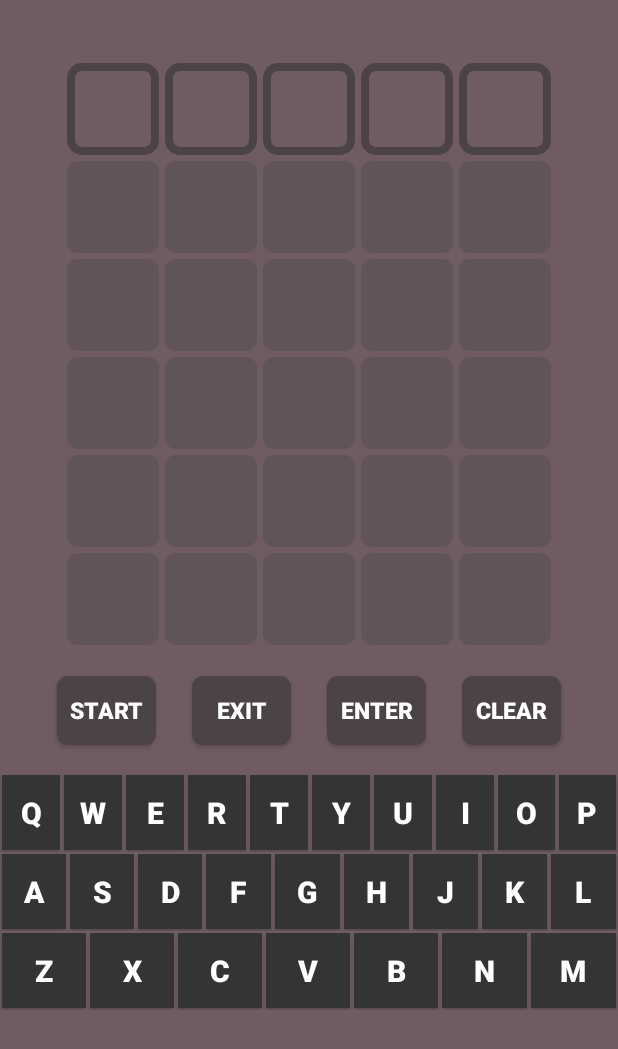
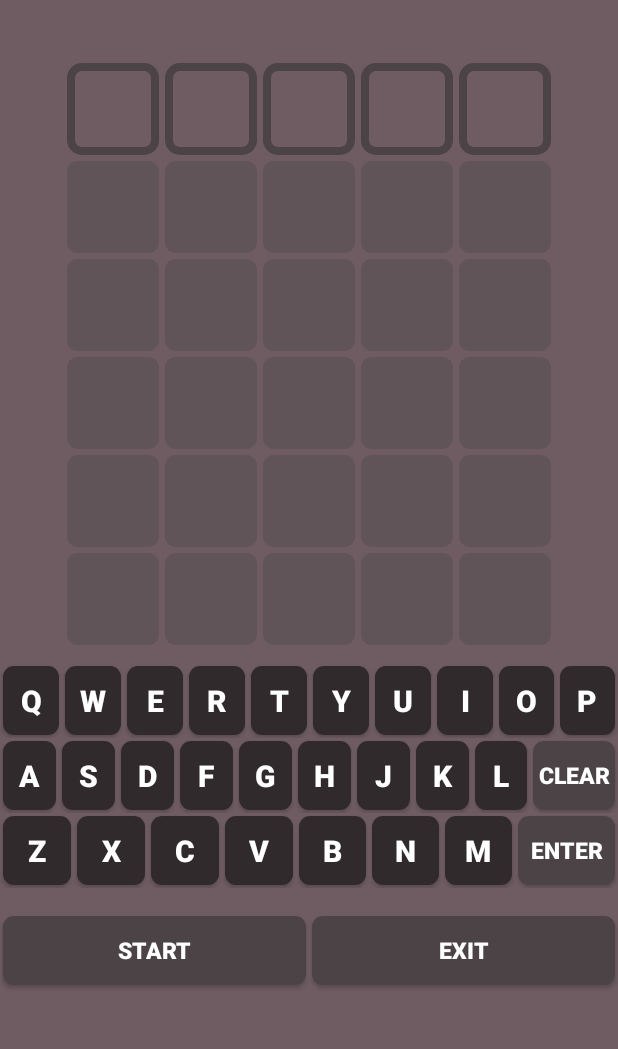
Before and after one commit to LucianoAuer/Termo, an Android app: the screen it shows after launch (MainActivity), on a phone screen of 412 x 824 dp. Shown: the top 1049 px of the screen. Run offline under Robolectric (Android 15) with nearby library versions, the phone set to English and light mode, and no system bars.

Commit message:
Teclado colorido || Posição dos botões || Reposicionando Clear e Enter || Keyboard Icon

```diff
--- a/app/src/main/java/br/ufpr/delt/termo/MainActivity.java
+++ b/app/src/main/java/br/ufpr/delt/termo/MainActivity.java
@@ -211,10 +211,11 @@ public class MainActivity extends AppCompatActivity {
                     int editViewId = getResources().getIdentifier("tvLetter" + (enterClick) + (i + 1), "id", getPackageName());
                     TextView editView = findViewById(editViewId);
 
+                    String idButton = letters[i];
+                    int resID = getResources().getIdentifier(idButton, "id", getPackageName());
+
                     if (letterTryWord == letterWordSecret && i == j)
                     {
-                        Button buttonSet = findViewById(R.id.Q);
-
                         System.out.println("GREEN " + letterTryWord);
                         if (!letterMatched[i])
                         {
@@ -222,8 +223,9 @@ public class MainActivity extends AppCompatActivity {
                             editView.setBackgroundResource(R.drawable.green_icon);
                             editView.setTextAppearance(R.style.TextView_Style);
 
-                            buttonSet.setBackgroundResource(R.drawable.green_icon);
-                            buttonSet.setTextAppearance(R.style.TextView_Style);
+                            Button button = findViewById(resID);
+                            button.setBackgroundResource(R.drawable.green_icon);
+                            button.setTextAppearance(R.style.TextView_Style);
 
                             letterMatched[i] = true;
                             break;
@@ -235,6 +237,9 @@ public class MainActivity extends AppCompatActivity {
                         editView.setBackgroundResource(R.drawable.yellow_icon);
                         editView.setTextAppearance(R.style.TextView_Style);
 
+                        Button button = findViewById(resID);
+                        button.setBackgroundResource(R.drawable.yellow_icon);
+                        button.setTextAppearance(R.style.TextView_Style);
 
                         letterMatched[i] = true;
                         break;
@@ -245,6 +250,11 @@ public class MainActivity extends AppCompatActivity {
                         editView.setBackgroundColor(Color.rgb(49, 42, 44));
                         editView.setBackgroundResource(R.drawable.gray_icon);
                         editView.setTextAppearance(R.style.TextView_Style);
+
+                        Button button = findViewById(resID);
+                        button.setBackgroundResource(R.drawable.gray_icon);
+                        button.setTextAppearance(R.style.TextView_Style);
+                        button.setEnabled(false);
                     }
                 }
             }
--- /dev/null
+++ b/app/src/main/res/drawable/keyboard_icons.xml
@@ -0,0 +1,8 @@
+<layer-list xmlns:android="http://schemas.android.com/apk/res/android">
+    <item android:top="2dp" android:right="2dp" android:left="2dp" android:bottom="2dp">
+        <shape android:shape="rectangle">
+            <solid android:color="#312A2C " /> <!-- Cor de fundo -->
+            <corners android:radius="7dp" /> <!-- Raio dos cantos -->
+        </shape>
+    </item>
+</layer-list>
--- a/app/src/main/res/layout/activity_main.xml
+++ b/app/src/main/res/layout/activity_main.xml
@@ -255,47 +255,155 @@
 
     </LinearLayout>
 
-    <!--BOTÕES-->
+    <!--TECLADO 1-->
     <LinearLayout
-        android:id="@+id/linearLayout"
         android:layout_width="match_parent"
-        android:layout_height="63dp"
+        android:layout_height="wrap_content"
+        android:orientation="horizontal"
         android:gravity="center"
         android:layout_marginTop="10dp">
 
         <androidx.appcompat.widget.AppCompatButton
-            android:id="@+id/bSortear"
-            style="@style/Operations_Button"
-            android:layout_width="70dp"
-            android:layout_height="50dp"
-            android:layout_marginTop="2dp"
-            android:background="@drawable/buttons_icon"
-            android:onClick="onClickSortear"
-            android:text="Start"
-            app:layout_constraintEnd_toEndOf="@id/bSortear"
-            app:layout_constraintHorizontal_bias="0.0" />
+            android:id="@+id/Q"
+            style="@style/Keyboard_Button"
+            android:background="@drawable/keyboard_icons"
+            android:onClick="onClickLetter"
+            android:text="Q" />
 
         <androidx.appcompat.widget.AppCompatButton
-            android:id="@+id/bExit"
-            style="@style/Operations_Button"
-            android:layout_width="70dp"
-            android:layout_height="50dp"
-            android:layout_marginTop="2dp"
-            android:background="@drawable/buttons_icon"
-            android:onClick="onClickExit"
-            android:text="Exit" />
+            android:id="@+id/W"
+            style="@style/Keyboard_Button"
+            android:background="@drawable/keyboard_icons"
+            android:onClick="onClickLetter"
+            android:text="W" />
 
         <androidx.appcompat.widget.AppCompatButton
-            android:id="@+id/bEnter"
-            style="@style/Operations_Button"
-            android:layout_width="70dp"
-            android:layout_height="50dp"
-            android:layout_marginTop="2dp"
-            android:background="@drawable/buttons_icon"
-            android:onClick="onClickEnter"
-            android:text="Enter"
-            app:layout_constraintEnd_toStartOf="@+id/bExit"
-            app:layout_constraintHorizontal_bias="0.462" />
+            android:id="@+id/E"
+            style="@style/Keyboard_Button"
+            android:background="@drawable/keyboard_icons"
+            android:onClick="onClickLetter"
+            android:text="E" />
+
+        <androidx.appcompat.widget.AppCompatButton
+            android:id="@+id/R"
+            style="@style/Keyboard_Button"
+            android:background="@drawable/keyboard_icons"
+            android:onClick="onClickLetter"
+            android:text="R" />
+
+        <androidx.appcompat.widget.AppCompatButton
+            android:id="@+id/T"
+            style="@style/Keyboard_Button"
+            android:background="@drawable/keyboard_icons"
+            android:onClick="onClickLetter"
+            android:text="T" />
+
+        <androidx.appcompat.widget.AppCompatButton
+            android:id="@+id/Y"
+            style="@style/Keyboard_Button"
+            android:background="@drawable/keyboard_icons"
+            android:onClick="onClickLetter"
+            android:text="Y" />
+
+        <androidx.appcompat.widget.AppCompatButton
+            android:id="@+id/U"
+            style="@style/Keyboard_Button"
+            android:background="@drawable/keyboard_icons"
+            android:onClick="onClickLetter"
+            android:text="U" />
+
+        <androidx.appcompat.widget.AppCompatButton
+            android:id="@+id/I"
+            style="@style/Keyboard_Button"
+            android:background="@drawable/keyboard_icons"
+            android:onClick="onClickLetter"
+            android:text="I" />
+
+        <androidx.appcompat.widget.AppCompatButton
+            android:id="@+id/O"
+            style="@style/Keyboard_Button"
+            android:background="@drawable/keyboard_icons"
+            android:onClick="onClickLetter"
+            android:text="O" />
+
+        <androidx.appcompat.widget.AppCompatButton
+            android:id="@+id/P"
+            style="@style/Keyboard_Button"
+            android:background="@drawable/keyboard_icons"
+            android:onClick="onClickLetter"
+            android:text="P" />
+
+    </LinearLayout>
+
+    <!--TECLADO 2-->
+    <LinearLayout
+        android:layout_width="match_parent"
+        android:layout_height="wrap_content"
+        android:orientation="horizontal"
+        android:gravity="center">
+
+        <androidx.appcompat.widget.AppCompatButton
+            android:id="@+id/A"
+            style="@style/Keyboard_Button"
+            android:background="@drawable/keyboard_icons"
+            android:text="A"
+            android:onClick="onClickLetter"/>
+
+        <androidx.appcompat.widget.AppCompatButton
+            android:id="@+id/S"
+            style="@style/Keyboard_Button"
+            android:background="@drawable/keyboard_icons"
+            android:text="S"
+            android:onClick="onClickLetter"/>
+
+        <androidx.appcompat.widget.AppCompatButton
+            android:id="@+id/D"
+            style="@style/Keyboard_Button"
+            android:background="@drawable/keyboard_icons"
+            android:text="D"
+            android:onClick="onClickLetter"/>
+
+        <androidx.appcompat.widget.AppCompatButton
+            android:id="@+id/F"
+            style="@style/Keyboard_Button"
+            android:background="@drawable/keyboard_icons"
+            android:text="F"
+            android:onClick="onClickLetter"/>
+
+        <androidx.appcompat.widget.AppCompatButton
+            android:id="@+id/G"
+            style="@style/Keyboard_Button"
+            android:background="@drawable/keyboard_icons"
+            android:text="G"
+            android:onClick="onClickLetter"/>
+
+        <androidx.appcompat.widget.AppCompatButton
+            android:id="@+id/H"
+            style="@style/Keyboard_Button"
+            android:background="@drawable/keyboard_icons"
+            android:text="H"
+            android:onClick="onClickLetter"/>
+
+        <androidx.appcompat.widget.AppCompatButton
+            android:id="@+id/J"
+            style="@style/Keyboard_Button"
+            android:background="@drawable/keyboard_icons"
+            android:text="J"
+            android:onClick="onClickLetter"/>
+
+        <androidx.appcompat.widget.AppCompatButton
+            android:id="@+id/K"
+            style="@style/Keyboard_Button"
+            android:background="@drawable/keyboard_icons"
+            android:text="K"
+            android:onClick="onClickLetter"/>
+
+        <androidx.appcompat.widget.AppCompatButton
+            android:id="@+id/L"
+            style="@style/Keyboard_Button"
+            android:background="@drawable/keyboard_icons"
+            android:text="L"
+            android:onClick="onClickLetter"/>
 
         <androidx.appcompat.widget.AppCompatButton
             android:id="@+id/bClear"
@@ -311,139 +419,6 @@
 
     </LinearLayout>
 
-    <!--TECLADO 1-->
-    <LinearLayout
-        android:layout_width="match_parent"
-        android:layout_height="wrap_content"
-        android:orientation="horizontal"
-        android:gravity="center"
-        android:layout_marginTop="10dp">
-
-        <androidx.appcompat.widget.AppCompatButton
-            android:id="@+id/Q"
-            style="@style/Keyboard_Button"
-            android:onClick="onClickLetter"
-            android:text="Q" />
-
-        <androidx.appcompat.widget.AppCompatButton
-            android:id="@+id/W"
-            style="@style/Keyboard_Button"
-            android:onClick="onClickLetter"
-            android:text="W" />
-
-        <androidx.appcompat.widget.AppCompatButton
-            android:id="@+id/E"
-            style="@style/Keyboard_Button"
-            android:onClick="onClickLetter"
-            android:text="E" />
-
-        <androidx.appcompat.widget.AppCompatButton
-            android:id="@+id/R"
-            style="@style/Keyboard_Button"
-            android:onClick="onClickLetter"
-            android:text="R" />
-
-        <androidx.appcompat.widget.AppCompatButton
-            android:id="@+id/T"
-            style="@style/Keyboard_Button"
-            android:onClick="onClickLetter"
-            android:text="T" />
-
-        <androidx.appcompat.widget.AppCompatButton
-            android:id="@+id/Y"
-            style="@style/Keyboard_Button"
-            android:onClick="onClickLetter"
-            android:text="Y" />
-
-        <androidx.appcompat.widget.AppCompatButton
-            android:id="@+id/U"
-            style="@style/Keyboard_Button"
-            android:onClick="onClickLetter"
-            android:text="U" />
-
-        <androidx.appcompat.widget.AppCompatButton
-            android:id="@+id/I"
-            style="@style/Keyboard_Button"
-            android:onClick="onClickLetter"
-            android:text="I" />
-
-        <androidx.appcompat.widget.AppCompatButton
-            android:id="@+id/O"
-            style="@style/Keyboard_Button"
-            android:onClick="onClickLetter"
-            android:text="O" />
-
-        <androidx.appcompat.widget.AppCompatButton
-            android:id="@+id/P"
-            style="@style/Keyboard_Button"
-            android:onClick="onClickLetter"
-            android:text="P" />
-
-    </LinearLayout>
-
-    <!--TECLADO 2-->
-    <LinearLayout
-        android:layout_width="match_parent"
-        android:layout_height="wrap_content"
-        android:orientation="horizontal"
-        android:gravity="center">
-
-        <androidx.appcompat.widget.AppCompatButton
-            android:id="@+id/A"
-            style="@style/Keyboard_Button"
-            android:text="A"
-            android:onClick="onClickLetter"/>
-
-        <androidx.appcompat.widget.AppCompatButton
-            android:id="@+id/S"
-            style="@style/Keyboard_Button"
-            android:text="S"
-            android:onClick="onClickLetter"/>
-
-        <androidx.appcompat.widget.AppCompatButton
-            android:id="@+id/D"
-            style="@style/Keyboard_Button"
-            android:text="D"
-            android:onClick="onClickLetter"/>
-
-        <androidx.appcompat.widget.AppCompatButton
-            android:id="@+id/F"
-            style="@style/Keyboard_Button"
-            android:text="F"
-            android:onClick="onClickLetter"/>
-
-        <androidx.appcompat.widget.AppCompatButton
-            android:id="@+id/G"
-            style="@style/Keyboard_Button"
-            android:text="G"
-            android:onClick="onClickLetter"/>
-
-        <androidx.appcompat.widget.AppCompatButton
-            android:id="@+id/H"
-            style="@style/Keyboard_Button"
-            android:text="H"
-            android:onClick="onClickLetter"/>
-
-        <androidx.appcompat.widget.AppCompatButton
-            android:id="@+id/J"
-            style="@style/Keyboard_Button"
-            android:text="J"
-            android:onClick="onClickLetter"/>
-
-        <androidx.appcompat.widget.AppCompatButton
-            android:id="@+id/K"
-            style="@style/Keyboard_Button"
-            android:text="K"
-            android:onClick="onClickLetter"/>
-
-        <androidx.appcompat.widget.AppCompatButton
-            android:id="@+id/L"
-            style="@style/Keyboard_Button"
-            android:text="L"
-            android:onClick="onClickLetter"/>
-
-    </LinearLayout>
-
     <!--TECLADO 3-->
     <LinearLayout
         android:layout_width="match_parent"
@@ -454,46 +429,96 @@
         <androidx.appcompat.widget.AppCompatButton
             android:id="@+id/Z"
             style="@style/Keyboard_Button"
+            android:background="@drawable/keyboard_icons"
             android:text="Z"
             android:onClick="onClickLetter"/>
 
         <androidx.appcompat.widget.AppCompatButton
             android:id="@+id/X"
             style="@style/Keyboard_Button"
+            android:background="@drawable/keyboard_icons"
             android:text="X"
             android:onClick="onClickLetter"/>
 
         <androidx.appcompat.widget.AppCompatButton
             android:id="@+id/C"
             style="@style/Keyboard_Button"
+            android:background="@drawable/keyboard_icons"
             android:text="C"
             android:onClick="onClickLetter"/>
 
         <androidx.appcompat.widget.AppCompatButton
             android:id="@+id/V"
             style="@style/Keyboard_Button"
+            android:background="@drawable/keyboard_icons"
             android:text="V"
             android:onClick="onClickLetter"/>
 
         <androidx.appcompat.widget.AppCompatButton
             android:id="@+id/B"
             style="@style/Keyboard_Button"
+            android:background="@drawable/keyboard_icons"
             android:text="B"
             android:onClick="onClickLetter"/>
 
         <androidx.appcompat.widget.AppCompatButton
             android:id="@+id/N"
             style="@style/Keyboard_Button"
+            android:background="@drawable/keyboard_icons"
             android:text="N"
             android:onClick="onClickLetter"/>
 
         <androidx.appcompat.widget.AppCompatButton
             android:id="@+id/M"
             style="@style/Keyboard_Button"
+            android:background="@drawable/keyboard_icons"
             android:text="M"
             android:onClick="onClickLetter"/>
 
+        <androidx.appcompat.widget.AppCompatButton
+            android:id="@+id/bEnter"
+            style="@style/Operations_Button"
+            android:layout_width="70dp"
+            android:layout_height="50dp"
+            android:layout_marginTop="2dp"
+            android:background="@drawable/buttons_icon"
+            android:onClick="onClickEnter"
+            android:text="Enter"
+            app:layout_constraintEnd_toStartOf="@+id/bExit"
+            app:layout_constraintHorizontal_bias="0.462" />
+
     </LinearLayout>
 
+<!--    BOTÕES-->
+        <LinearLayout
+            android:id="@+id/linearLayout"
+            android:layout_width="match_parent"
+            android:layout_height="63dp"
+            android:gravity="center"
+            android:layout_marginTop="10dp">
+
+            <androidx.appcompat.widget.AppCompatButton
+                android:id="@+id/bSortear"
+                style="@style/Operations_Button"
+                android:layout_width="70dp"
+                android:layout_height="50dp"
+                android:layout_marginTop="2dp"
+                android:background="@drawable/buttons_icon"
+                android:onClick="onClickSortear"
+                android:text="Start"
+                app:layout_constraintEnd_toEndOf="@id/bSortear"
+                app:layout_constraintHorizontal_bias="0.0" />
+
+            <androidx.appcompat.widget.AppCompatButton
+                android:id="@+id/bExit"
+                style="@style/Operations_Button"
+                android:layout_width="70dp"
+                android:layout_height="50dp"
+                android:layout_marginTop="2dp"
+                android:background="@drawable/buttons_icon"
+                android:onClick="onClickExit"
+                android:text="Exit" />
+
+        </LinearLayout>
 
 </LinearLayout>
--- a/app/src/main/res/values/Styles.xml
+++ b/app/src/main/res/values/Styles.xml
@@ -5,23 +5,23 @@
     </style>
 
     <style name="Keyboard_Style">
-        <item name="android:layout_width">40dp</item>
+        <item name="android:layout_width">50dp</item>
         <item name="android:layout_height">50dp</item>
         <item name="android:layout_weight">1</item>
         <item name="android:textSize">20sp</item>
         <item name="android:gravity">center</item>
         <item name="android:textStyle">bold</item>
-        <item name="android:layout_margin">1.5dp</item>
+        <item name="android:layout_margin">0dp</item>
     </style>
 
     <style name="Buttons_Style">
-        <item name="android:layout_width">30dp</item>
-        <item name="android:layout_height">30dp</item>
-<!--        <item name="android:layout_weight">1</item>-->
+        <item name="android:layout_width">10dp</item>
+        <item name="android:layout_height">10dp</item>
+        <item name="android:layout_weight">1</item>
         <item name="android:textSize">15sp</item>
         <item name="android:gravity">center</item>
         <item name="android:textStyle">bold</item>
-        <item name="android:layout_margin">10dp</item>
+        <item name="android:layout_margin">0dp</item>
     </style>
 
     <style name="TextView_Style">
```
